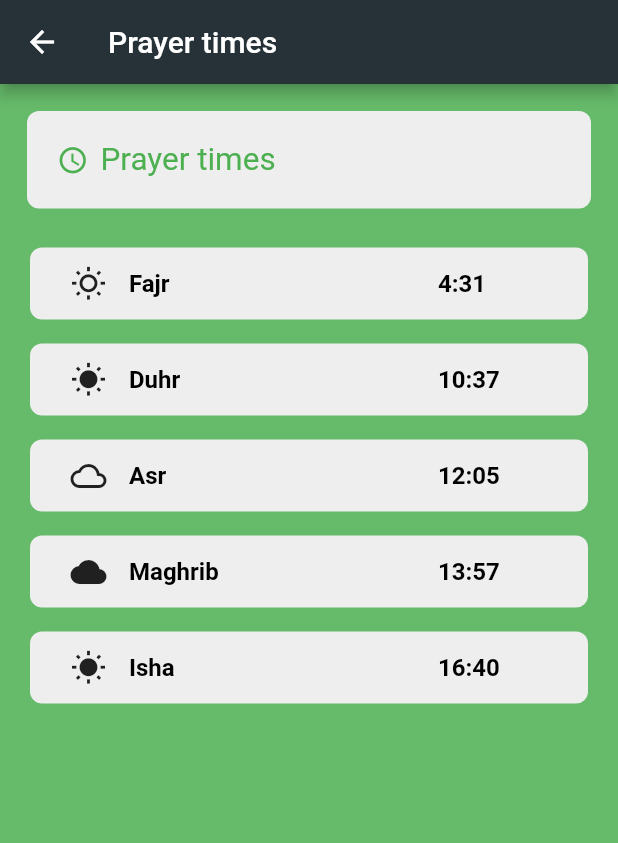
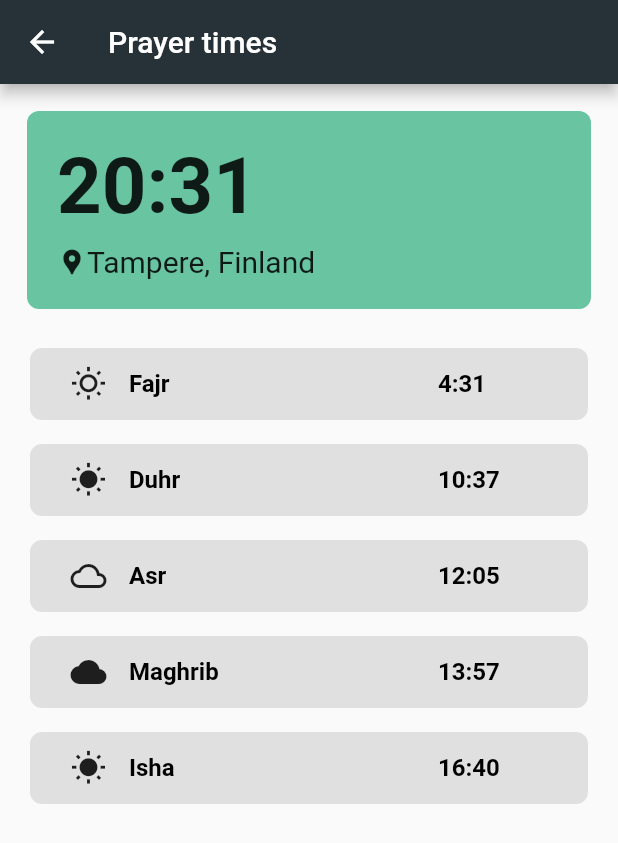
Before and after one commit to almumin/almuslim, a Flutter app: the Prayer screen opened directly, on a phone screen of 412 x 824 dp. Shown: the top 843 px of the screen. Run offline on Flutter 3.47's test engine with Material 2 defaults, Android fonts, the light colour scheme and no system bars; our stand-ins replace adhan, hijri, sqflite; accounts and stored records are empty.

Commit message:
update prayer design

```diff
--- a/lib/screens/prayer.dart
+++ b/lib/screens/prayer.dart
@@ -16,8 +16,6 @@ class Prayer extends StatelessWidget {
       body: ListView(
         children: [
           Container(
-            height: MediaQuery.of(context).size.height,
-            color: Colors.green.shade400,
             child: Column(
               children: [
                 PrayerHeading(headingTitle: "Prayer times",),
--- a/lib/widgets/prayer.dart
+++ b/lib/widgets/prayer.dart
@@ -5,38 +5,47 @@ class PrayerColumn extends StatelessWidget {
   final DateTime waqtPrayerTime;
   final IconData icon;
 
-  const PrayerColumn({Key key, this.waqt, this.waqtPrayerTime, this.icon}) : super(key: key);
+  const PrayerColumn({Key key, this.waqt, this.waqtPrayerTime, this.icon})
+      : super(key: key);
 
   @override
   Widget build(BuildContext context) {
     return Container(
       margin: const EdgeInsets.symmetric(vertical: 8, horizontal: 20),
       decoration: BoxDecoration(
-          color: Colors.grey.shade200,
-          borderRadius: BorderRadius.circular(8)
-      ),
+          color: Colors.grey.shade300, borderRadius: BorderRadius.circular(8)),
       child: Padding(
         padding: const EdgeInsets.all(12.0),
         child: Row(
           children: [
-            SizedBox(width: 15,),
-            Icon(
-              icon
+            SizedBox(
+              width: 15,
             ),
-            SizedBox(width: 15,),
+            Icon(icon),
+            SizedBox(
+              width: 15,
+            ),
             Container(
               width: MediaQuery.of(context).size.width / 2,
               child: Text(
                 waqt,
                 textAlign: TextAlign.left,
-                style: TextStyle(color: Colors.black, fontSize: 16, fontWeight: FontWeight.bold),
+                style: TextStyle(
+                    color: Colors.black,
+                    fontSize: 16,
+                    fontWeight: FontWeight.bold),
               ),
             ),
             Container(
               child: Text(
-                waqtPrayerTime.hour.toString() + ":"+ waqtPrayerTime.minute.toString().padLeft(2, "0"),
+                waqtPrayerTime.hour.toString() +
+                    ":" +
+                    waqtPrayerTime.minute.toString().padLeft(2, "0"),
                 textAlign: TextAlign.center,
-                style: TextStyle(color: Colors.black, fontSize: 16, fontWeight: FontWeight.bold),
+                style: TextStyle(
+                    color: Colors.black,
+                    fontSize: 16,
+                    fontWeight: FontWeight.bold),
               ),
             ),
           ],
@@ -59,30 +68,43 @@ class PrayerHeading extends StatelessWidget {
       padding: const EdgeInsets.all(18.0),
       child: Container(
         decoration: BoxDecoration(
-            color: Colors.grey.shade200,
-            borderRadius: BorderRadius.circular(8)
-        ),
+            //color: Colors.grey.shade300,
+            color: Color(0xFF69C4A2),
+            borderRadius: BorderRadius.circular(8)),
         width: MediaQuery.of(context).size.width,
         child: Padding(
           padding: const EdgeInsets.all(20.0),
-          child:
+          child: Column(
+            children: [
+              Row(
+                children: [
+                  Text(
+                    "20:31",
+                    style: TextStyle(
+                        color: Colors.black87,
+                        fontSize: 52,
+                        fontWeight: FontWeight.w700),
+                  ),
+                ],
+              ),
+              SizedBox(
+                height: 8,
+              ),
               Row(
                 children: [
                   Icon(
-                    Icons.access_time,
-                    size: 21,
-                    color: Colors.green,
-                  ),
-                  SizedBox(
-                    width: 8,
+                    Icons.location_pin,
+                    size: 20,
                   ),
                   Text(
-                    headingTitle,
-                    style: TextStyle(color: Colors.green, fontSize: 21),
+                    "Tampere, Finland",
+                    style: TextStyle(color: Colors.black87, fontSize: 20),
                   ),
                 ],
-              )
+              ),
+            ],
           ),
+        ),
       ),
     );
   }
```
